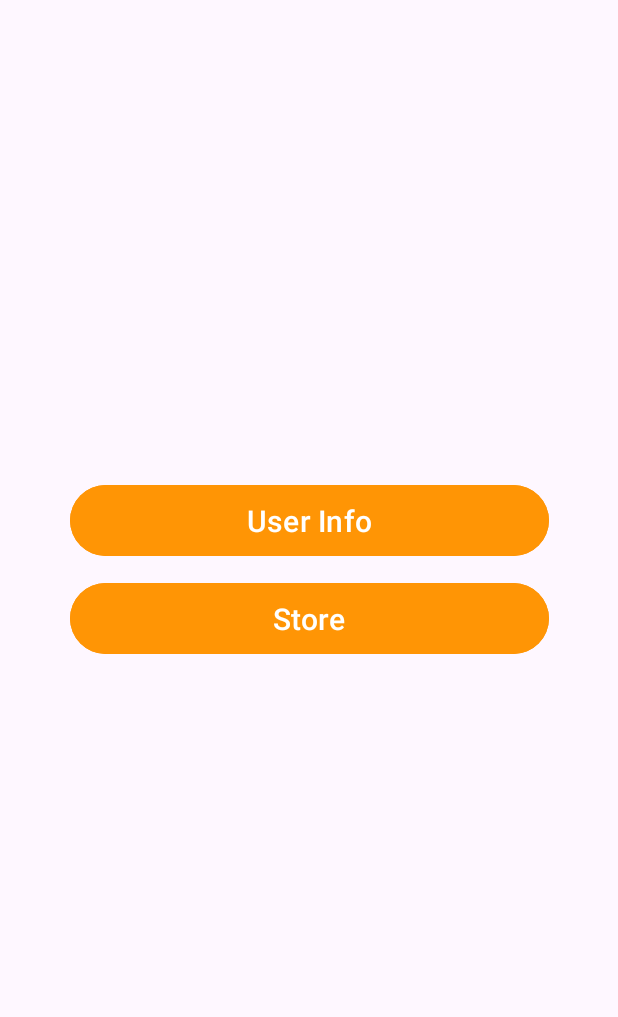
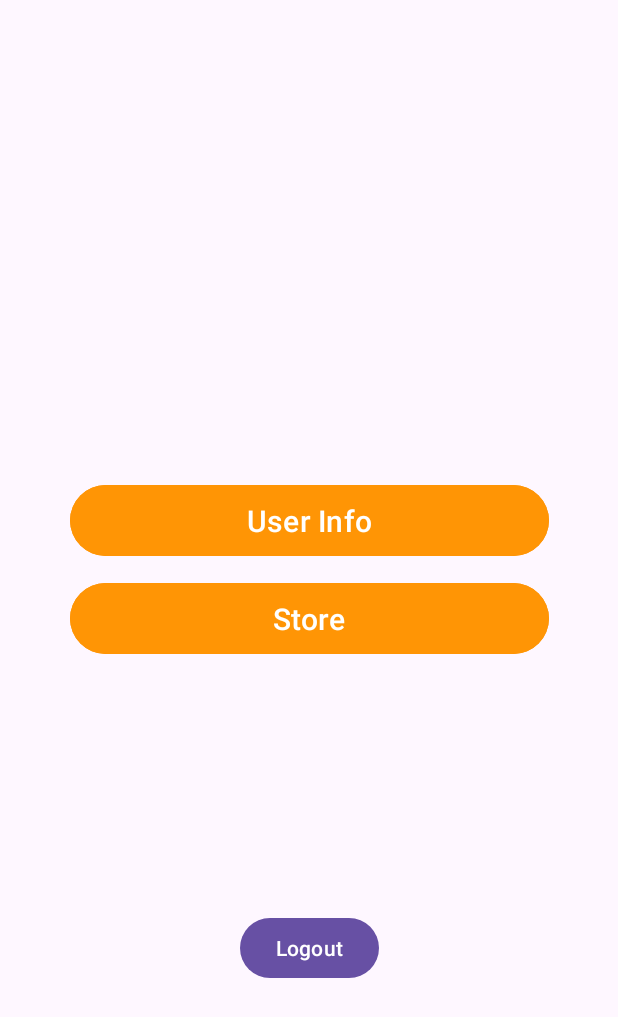
Before and after one commit to Robertguarneros/pixelRushFrontEndv1.0, an Android app: the MainUserPageActivity screen opened directly, with no data from a screen before it, on a phone screen of 412 x 824 dp. Shown: the top 1017 px of the screen. Run offline under Robolectric (Android 15) with nearby library versions, the phone set to English and light mode, and no system bars.

Commit message:
Progress bar and logout

```diff
--- a/app/src/main/java/com/eetac/dsa/pixelrushfrontendv10/LoginActivity.java
+++ b/app/src/main/java/com/eetac/dsa/pixelrushfrontendv10/LoginActivity.java
@@ -6,6 +6,7 @@ import android.content.SharedPreferences;
 import android.os.Bundle;
 import android.view.View;
 import android.widget.EditText;
+import android.widget.ProgressBar;
 import android.widget.Toast;
 
 import androidx.appcompat.app.AppCompatActivity;
@@ -20,6 +21,7 @@ public class LoginActivity extends AppCompatActivity {
     EditText editTextUsername;
     EditText editTextPassword;
     String usernameLogin;
+    ProgressBar progressBarLogin;
 
 
     @Override
@@ -31,6 +33,7 @@ public class LoginActivity extends AppCompatActivity {
         // Initialize the text views and buttons here
         editTextUsername = findViewById(R.id.editTextUsername);
         editTextPassword = findViewById(R.id.editTextPassword);
+        progressBarLogin = findViewById(R.id.progressBarProfile);
 
         // Pre-fill the EditText fields with stored username and password
         String storedUsername = SharedPreferencesUtil.getStoredUsername(this);
@@ -50,6 +53,7 @@ public class LoginActivity extends AppCompatActivity {
     }
 
     public void login(View view) {
+        progressBarLogin.setVisibility(View.VISIBLE); // Show progress bar
         PixelRushService pixelRushService = PixelRushService.retrofit.create(PixelRushService.class);//creating interface
 
         String username = editTextUsername.getText().toString();
@@ -62,6 +66,7 @@ public class LoginActivity extends AppCompatActivity {
         callLogin.enqueue(new Callback<Void>() {
             @Override
             public void onResponse(Call<Void> call, Response<Void> response) {
+                progressBarLogin.setVisibility(View.GONE); // Hide progress bar
                 if (response.isSuccessful()) {
                     System.out.println("User login successful");
                     Toast.makeText(LoginActivity.this,"User login successful",Toast.LENGTH_SHORT).show();
@@ -82,6 +87,7 @@ public class LoginActivity extends AppCompatActivity {
             }
             @Override
             public void onFailure(Call<Void> call, Throwable t) {
+                progressBarLogin.setVisibility(View.GONE); // Hide progress bar
                 System.out.println("Error: "+t.getMessage());
                 Toast.makeText(LoginActivity.this,"Error"+t.getMessage(),Toast.LENGTH_SHORT).show();
             }
--- a/app/src/main/java/com/eetac/dsa/pixelrushfrontendv10/MyAdapter.java
+++ b/app/src/main/java/com/eetac/dsa/pixelrushfrontendv10/MyAdapter.java
@@ -6,6 +6,7 @@ import android.view.LayoutInflater;
 import android.view.View;
 import android.view.ViewGroup;
 import android.widget.Button;
+import android.widget.ProgressBar;
 import android.widget.TextView;
 import android.view.View.OnClickListener;
 import android.widget.Toast;
@@ -19,7 +20,6 @@ import retrofit2.Callback;
 import retrofit2.Response;
 
 public class MyAdapter extends RecyclerView.Adapter<MyAdapter.ViewHolder> {
-
     private List<StoreObject> storeObjects;
     private Context context;
 
--- a/app/src/main/res/layout/main_user_page.xml
+++ b/app/src/main/res/layout/main_user_page.xml
@@ -35,4 +35,15 @@
         app:layout_constraintTop_toTopOf="parent"
         app:layout_constraintVertical_bias="1.0"
         tools:ignore="MissingConstraints" />
+
+    <Button
+        android:id="@+id/buttonLogout"
+        android:layout_width="wrap_content"
+        android:layout_height="wrap_content"
+        android:onClick="logout"
+        android:text="Logout"
+        app:layout_constraintBottom_toBottomOf="parent"
+        app:layout_constraintEnd_toEndOf="parent"
+        app:layout_constraintStart_toStartOf="parent"
+        app:layout_constraintTop_toBottomOf="@+id/buttonStore" />
 </androidx.constraintlayout.widget.ConstraintLayout>
```
Also changed, not shown: app/src/main/java/com/eetac/dsa/pixelrushfrontendv10/MainUserPageActivity.java (+20 -0 lines), app/src/main/java/com/eetac/dsa/pixelrushfrontendv10/ProfileActivity.java (+8 -1 lines), app/src/main/java/com/eetac/dsa/pixelrushfrontendv10/RegisterActivity.java (+8 -4 lines), app/src/main/java/com/eetac/dsa/pixelrushfrontendv10/StoreActivity.java (+7 -0 lines), app/src/main/res/layout/custom_log_in_dialog.xml (+11 -0 lines), app/src/main/res/layout/custom_sign_up_dialog.xml (+10 -0 lines), app/src/main/res/layout/recycle_view.xml (+13 -0 lines), app/src/main/res/layout/user_profile.xml (+11 -0 lines).
